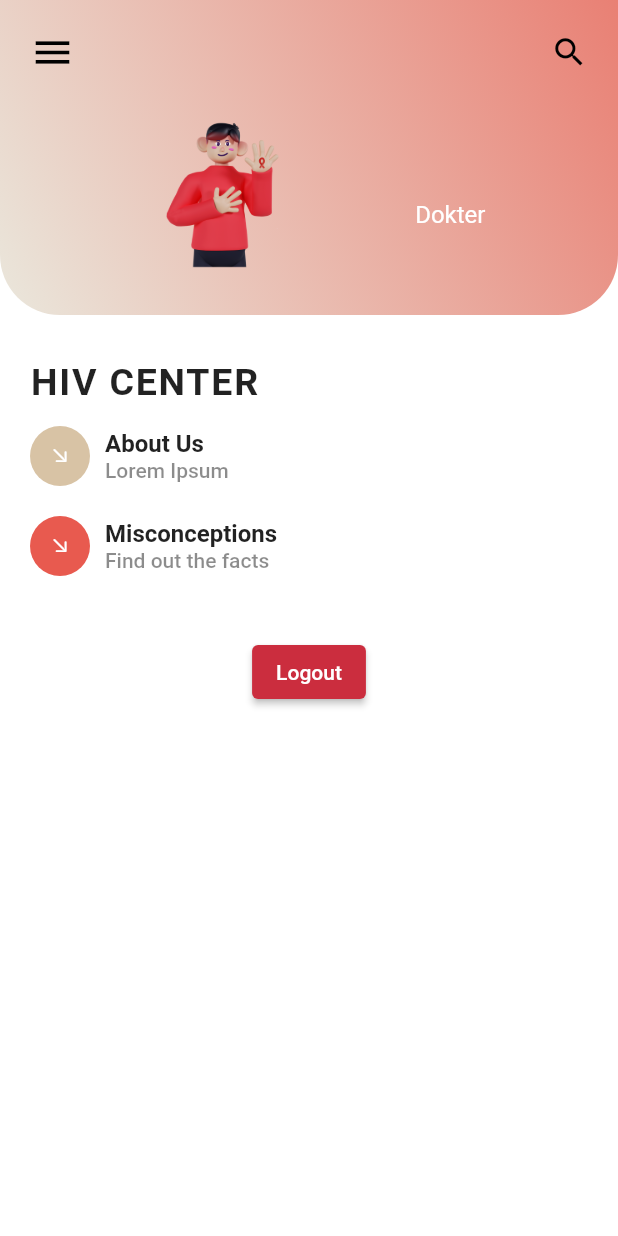
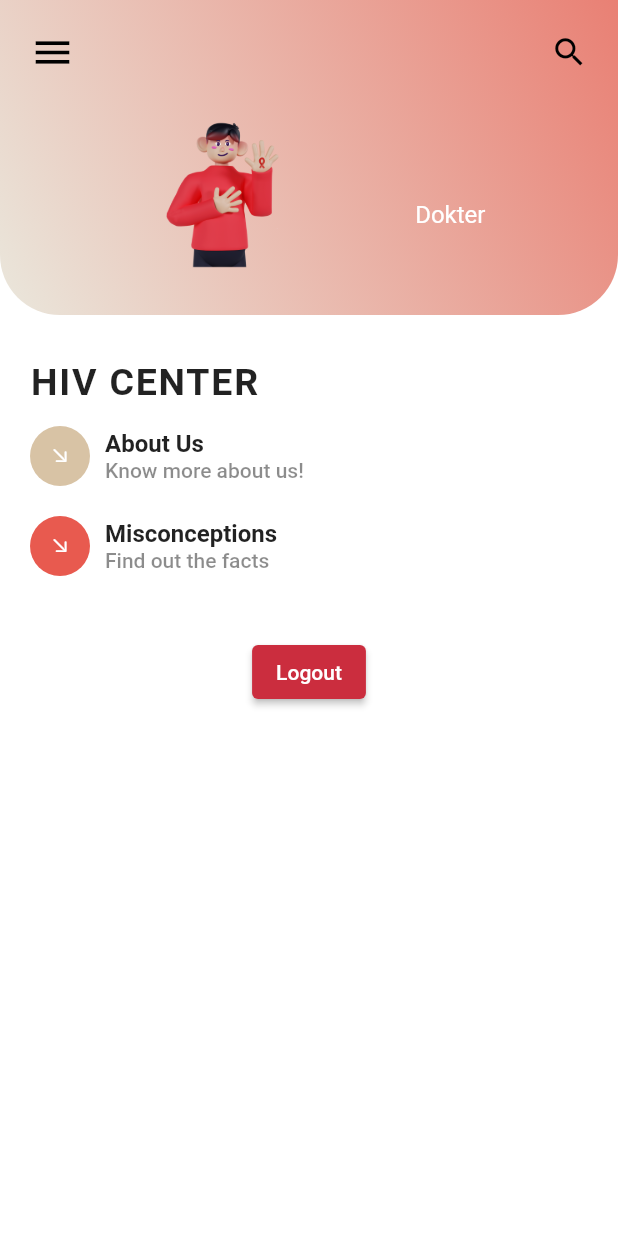
Before and after one commit to Emilicos/D04-Mobile-HIVCenter, a Flutter app: the Homepage screen opened by its route, on a phone screen of 412 x 824 dp. Run offline on Flutter 3.47's test engine with Material 2 defaults, Android fonts, the phone set to English and light mode, and no system bars; drawn by our look-alikes of percent_indicator; our stand-ins replace card_swiper, ionicons; missing offline and left inert: pbp_django_auth.

Commit message:
finsihing everything and adding info in homepage

```diff
--- a/lib/pages/homepage.dart
+++ b/lib/pages/homepage.dart
@@ -165,7 +165,7 @@ class _HomePageState extends State<Homepage> {
                               icon: CupertinoIcons.arrow_down_right,
                               iconBackgroundColor: AppTheme.darkBeige,
                               title: 'About Us',
-                              subtitle: 'Lorem Ipsum',
+                              subtitle: 'Know more about us!',
                             ),
                           ),
                           const SizedBox(height: 20.0),
```
